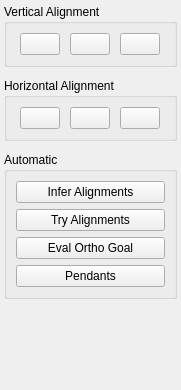
Above: libdunnartcanvas/ui/createalignment.ui from skieffer/ortho before the change. Below: the same form after it.
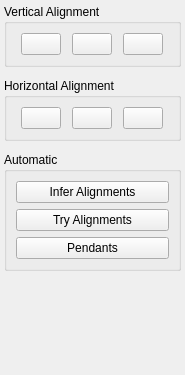
That is the form after the change. Icons and pictures are not drawn.

Commit message: Grid size slider and fix slider click events.

Patch:
```diff
--- a/libdunnartcanvas/ui/createalignment.ui
+++ b/libdunnartcanvas/ui/createalignment.ui
@@ -6,8 +6,8 @@
    <rect>
     <x>0</x>
     <y>0</y>
-    <width>181</width>
-    <height>390</height>
+    <width>185</width>
+    <height>375</height>
    </rect>
   </property>
   <property name="sizePolicy">
@@ -249,13 +249,6 @@
            </property>
           </widget>
          </item>
-         <item>
-          <widget class="QPushButton" name="orthoGoalButton">
-           <property name="text">
-            <string>Eval Ortho Goal</string>
-           </property>
-          </widget>
-         </item>
          <item>
           <widget class="QPushButton" name="pendantsButton">
            <property name="text">
```
Left out of the diff: 11 changed lines with no effect on the pictures. The commit also changes 7 other files.
